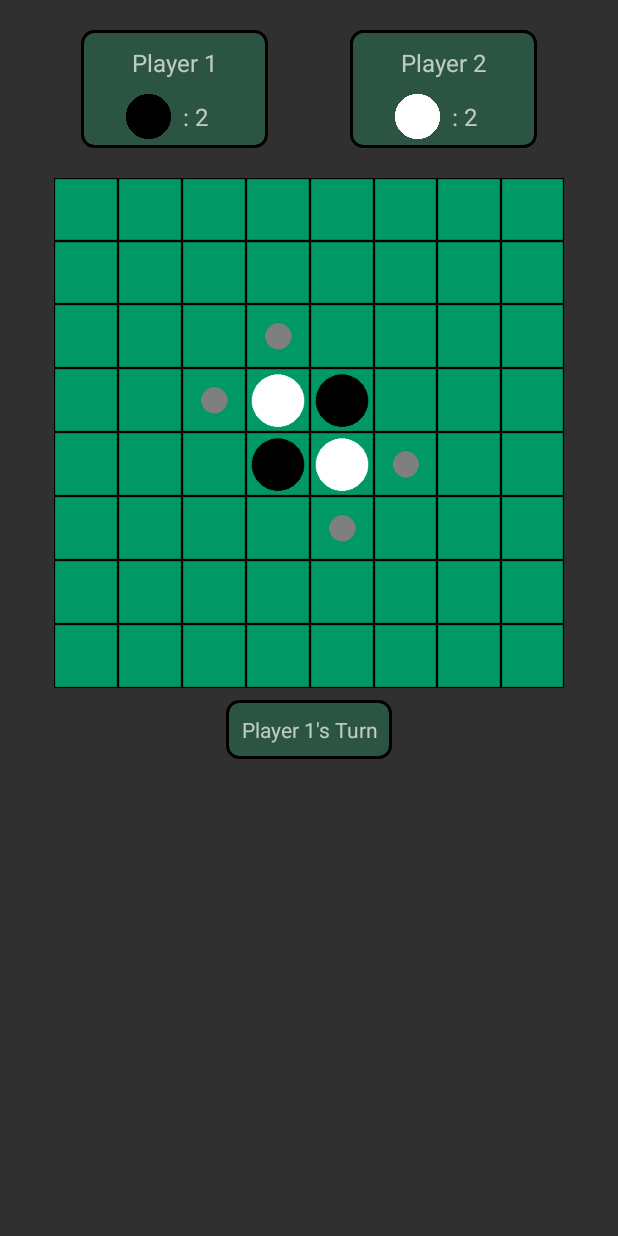
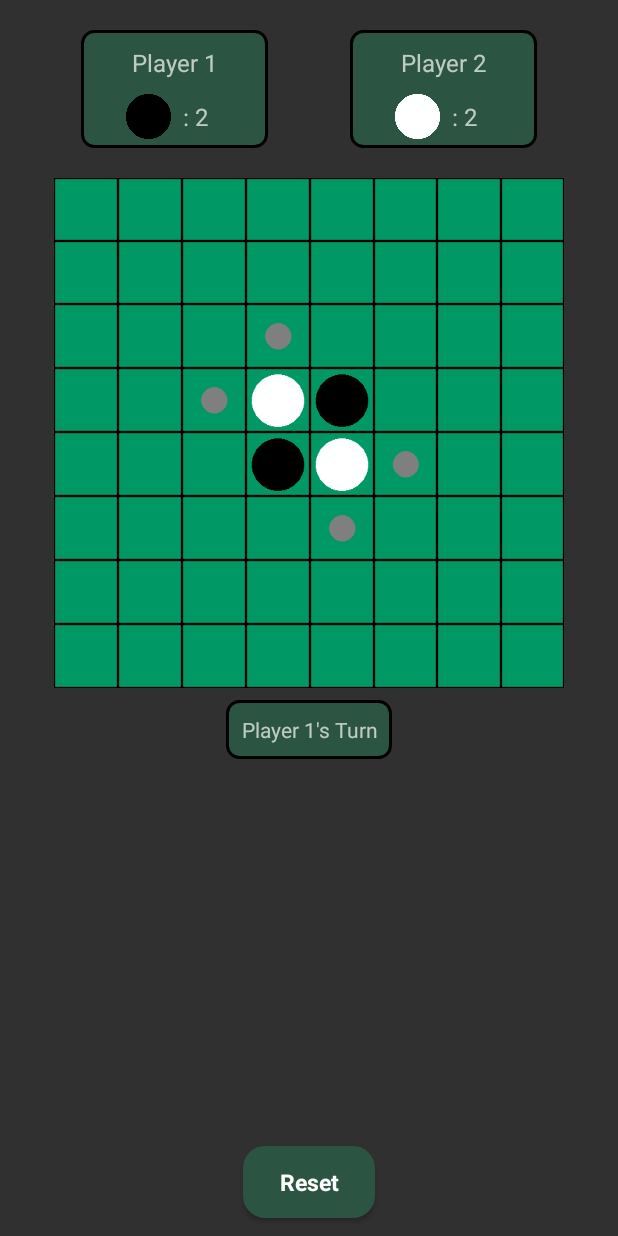
Before and after one commit to GenericSkybox/CSC-475-Projects, an Android app: the GameActivity screen opened directly, with no data from a screen before it, on a phone screen of 412 x 824 dp. Run offline under Robolectric (Android 15) with nearby library versions, the phone set to English and light mode, and no system bars.

Commit message:
Added a reset button and maintained comments

```diff
--- a/Othello App/app/src/main/java/com/newtechsys/othello/Activities/GameActivity.java
+++ b/Othello App/app/src/main/java/com/newtechsys/othello/Activities/GameActivity.java
@@ -5,6 +5,7 @@ import android.os.Bundle;
 import android.util.Log;
 import android.util.Pair;
 import android.view.View;
+import android.widget.Button;
 import android.widget.ImageButton;
 import android.widget.ImageView;
 import android.widget.TextView;
@@ -70,6 +71,27 @@ public class GameActivity extends AppCompatActivity {
         super.onCreate(savedInstanceState);
         setContentView(R.layout.activity_game);
 
+        // set up the board and other objects needed to play the game
+        startNewGame();
+
+        // set up the reset button
+        Button resetButton = findViewById(R.id.reset_button);
+        resetButton.setOnClickListener(new View.OnClickListener() {
+            @Override
+            public void onClick(View view) {
+                startNewGame();
+            }
+        });
+    }
+
+    /***********
+     * METHODS
+     ***********/
+
+    /* Start New Game */
+    public void startNewGame() {
+        // this method sets up the player's color, the board and its view, as well as the initial score
+
         // determine what color player 1 and player 2 is
         getPlayerColor();
 
@@ -90,10 +112,6 @@ public class GameActivity extends AppCompatActivity {
         updateBoard();
         updateScores();
     }
-
-    /***********
-     * METHODS
-     ***********/
 
     /* Determine the Color of Each Player */
     public void getPlayerColor() {
--- a/Othello App/app/src/main/res/layout/activity_game.xml
+++ b/Othello App/app/src/main/res/layout/activity_game.xml
@@ -408,4 +408,20 @@
         app:layout_constraintLeft_toLeftOf="parent"
         app:layout_constraintRight_toRightOf="parent"/>
 
+    <Button
+        android:id="@+id/reset_button"
+        android:layout_width="wrap_content"
+        android:layout_height="wrap_content"
+        android:layout_marginBottom="12dp"
+        android:padding="10dp"
+
+        style="@style/MenuButton"
+
+        android:text="@string/reset"
+        android:textAlignment="center"
+
+        app:layout_constraintBottom_toBottomOf="parent"
+        app:layout_constraintLeft_toLeftOf="parent"
+        app:layout_constraintRight_toRightOf="parent"/>
+
 </android.support.constraint.ConstraintLayout>
--- a/Othello App/app/src/main/res/values/strings.xml
+++ b/Othello App/app/src/main/res/values/strings.xml
@@ -11,6 +11,7 @@
     <string name="not_implemented">This feature is not yet implemented.</string>
 
     <string name="random">Random</string>
+    <string name="reset">Reset</string>
 
     <string name="settings">Settings</string>
 
```
